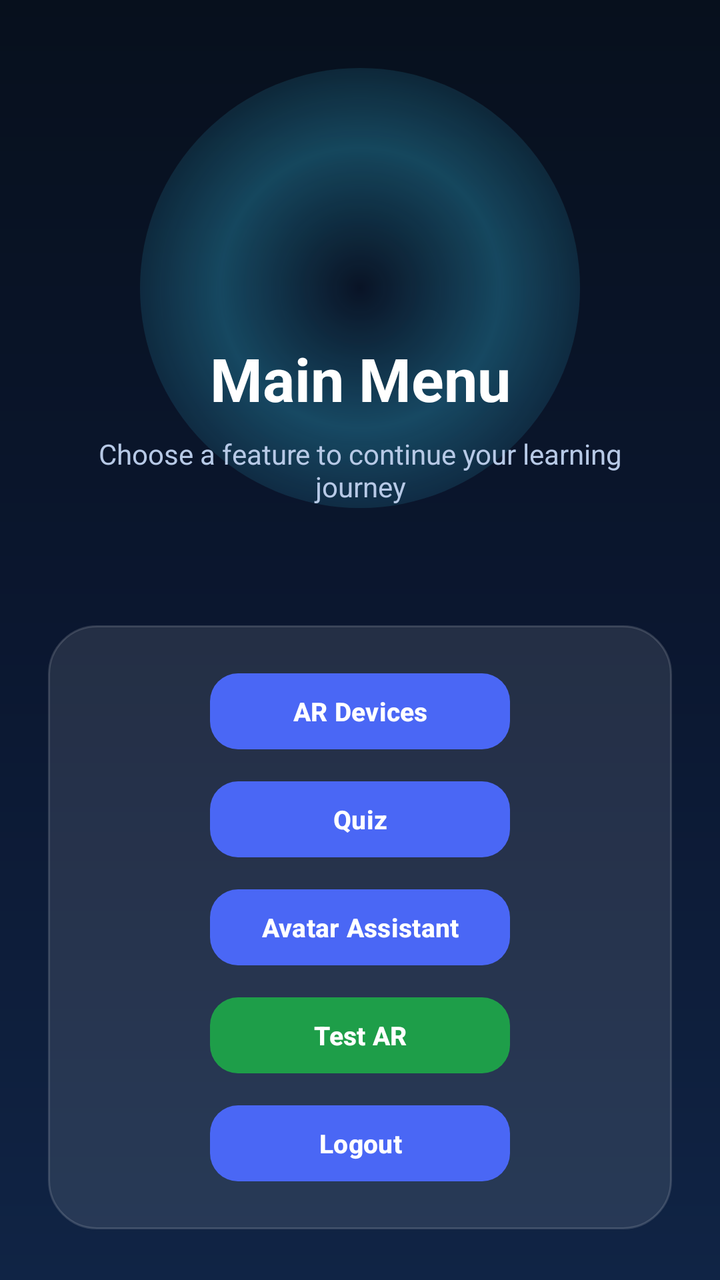
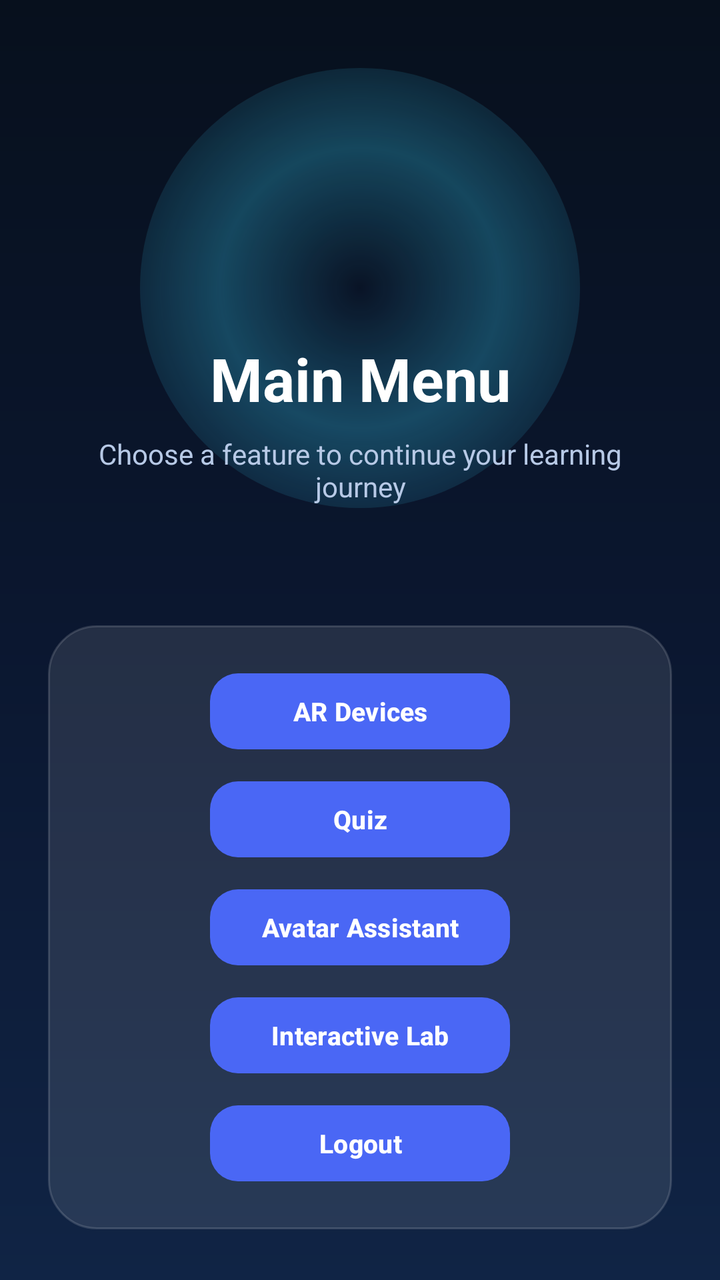

Before-and-after screenshots of an Android layout around one commit, followed by the original layout XML and the change that was made.
<!-- AndroidManifest.xml: application theme Theme.ComputerNetworkDeviceARApp -->
<!-- res/layout/activity_main_menu.xml -->
<?xml version="1.0" encoding="utf-8"?>
<RelativeLayout xmlns:android="http://schemas.android.com/apk/res/android"
    xmlns:app="http://schemas.android.com/apk/res-auto"
    android:layout_width="match_parent"
    android:layout_height="match_parent"
    android:background="@drawable/bg_main_gradient"
    android:padding="24dp">

    <View
        android:id="@+id/topGlow"
        android:layout_width="220dp"
        android:layout_height="220dp"
        android:layout_centerHorizontal="true"
        android:layout_marginTop="10dp"
        android:background="@drawable/bg_glow_circle" />

    <ImageView
        android:id="@+id/imgMenuIcon"
        android:layout_width="90dp"
        android:layout_height="90dp"
        android:layout_centerHorizontal="true"
        android:layout_marginTop="35dp"
        android:src="@mipmap/ic_launcher"
        android:scaleType="fitCenter" />

    <TextView
        android:id="@+id/tvMenuTitle"
        android:layout_width="match_parent"
        android:layout_height="wrap_content"
        android:layout_below="@id/imgMenuIcon"
        android:layout_marginTop="20dp"
        android:text="Main Menu"
        android:textAlignment="center"
        android:textColor="#FFFFFF"
        android:textSize="30sp"
        android:textStyle="bold" />

    <TextView
        android:id="@+id/tvSubtitle"
        android:layout_width="match_parent"
        android:layout_height="wrap_content"
        android:layout_below="@id/tvMenuTitle"
        android:layout_marginTop="8dp"
        android:text="Choose a feature to continue your learning journey"
        android:textAlignment="center"
        android:textColor="#B7C9E6"
        android:textSize="14sp"
        android:paddingStart="20dp"
        android:paddingEnd="20dp" />

    <LinearLayout
        android:id="@+id/menuCard"
        android:layout_width="match_parent"
        android:layout_height="wrap_content"
        android:layout_below="@id/tvSubtitle"
        android:layout_marginTop="60dp"
        android:background="@drawable/bg_info_card"
        android:gravity="center_horizontal"
        android:orientation="vertical"
        android:padding="20dp">

        <com.google.android.material.button.MaterialButton
            android:id="@+id/btnAR"
            android:layout_width="150dp"
            android:layout_height="46dp"
            android:layout_gravity="center_horizontal"
            android:text="AR Devices"
            android:textAllCaps="false"
            android:textColor="#FFFFFF"
            android:textSize="13sp"
            android:textStyle="bold"
            app:backgroundTint="#4A67F5"
            app:cornerRadius="14dp" />

        <com.google.android.material.button.MaterialButton
            android:id="@+id/btnQuiz"
            android:layout_width="150dp"
            android:layout_height="46dp"
            android:layout_gravity="center_horizontal"
            android:layout_marginTop="8dp"
            android:text="Quiz"
            android:textAllCaps="false"
            android:textColor="#FFFFFF"
            android:textSize="13sp"
            android:textStyle="bold"
            app:backgroundTint="#4A67F5"
            app:cornerRadius="14dp" />

        <com.google.android.material.button.MaterialButton
            android:id="@+id/btnAvatar"
            android:layout_width="150dp"
            android:layout_height="46dp"
            android:layout_gravity="center_horizontal"
            android:layout_marginTop="8dp"
            android:text="Avatar Assistant"
            android:textAllCaps="false"
            android:textColor="#FFFFFF"
            android:textSize="13sp"
            android:textStyle="bold"
            app:backgroundTint="#4A67F5"
            app:cornerRadius="14dp" />

        
        <com.google.android.material.button.MaterialButton
            android:id="@+id/btnTestAR"
            android:layout_width="150dp"
            android:layout_height="46dp"
            android:layout_gravity="center_horizontal"
            android:layout_marginTop="8dp"
            android:text="Test AR"
            android:textAllCaps="false"
            android:textColor="#FFFFFF"
            android:textSize="13sp"
            android:textStyle="bold"
            app:backgroundTint="#1E9E49"
            app:cornerRadius="14dp" />

        <com.google.android.material.button.MaterialButton
            android:id="@+id/btnExit"
            android:layout_width="150dp"
            android:layout_height="46dp"
            android:layout_gravity="center_horizontal"
            android:layout_marginTop="8dp"
            android:text="Logout"
            android:textAllCaps="false"
            android:textColor="#FFFFFF"
            android:textSize="13sp"
            android:textStyle="bold"
            app:backgroundTint="#4A67F5"
            app:cornerRadius="14dp" />

    </LinearLayout>

</RelativeLayout>
<!-- resources referenced by this layout -->
<resources>
  <!-- drawable bg_glow_circle (drawable) -->
  <?xml version="1.0" encoding="utf-8"?>
  <shape xmlns:android="http://schemas.android.com/apk/res/android"
      android:shape="oval">
      <gradient
          android:type="radial"
          android:gradientRadius="140dp"
          android:centerColor="#4438D6FF"
          android:endColor="#0038D6FF" />
  </shape>
  <!-- drawable bg_info_card (drawable) -->
  <?xml version="1.0" encoding="utf-8"?>
  <shape xmlns:android="http://schemas.android.com/apk/res/android">
      <solid android:color="#1AFFFFFF" />
      <corners android:radius="24dp" />
      <stroke
          android:width="1dp"
          android:color="#26FFFFFF" />
  </shape>
  <!-- drawable bg_main_gradient (drawable) -->
  <?xml version="1.0" encoding="utf-8"?>
  <shape xmlns:android="http://schemas.android.com/apk/res/android">
      <gradient
          android:angle="270"
          android:startColor="#07101D"
          android:centerColor="#0B1730"
          android:endColor="#102445" />
  </shape>
  <!-- mipmap ic_launcher (mipmap-anydpi-v26) -->
  <?xml version="1.0" encoding="utf-8"?>
  <adaptive-icon xmlns:android="http://schemas.android.com/apk/res/android">
      <background android:drawable="@drawable/ic_launcher_background"/>
      <foreground android:drawable="@mipmap/ic_launcher_foreground"/>
      <monochrome android:drawable="@mipmap/ic_launcher_foreground"/>
  </adaptive-icon>
  <style name="Theme.ComputerNetworkDeviceARApp" parent="Base.Theme.ComputerNetworkDeviceARApp" />
  <!-- drawable ic_launcher_background: vector/xml drawable (drawable, 4866 chars, omitted) -->
  <style name="Base.Theme.ComputerNetworkDeviceARApp" parent="Theme.Material3.DayNight.NoActionBar">
          
          
      </style>
</resources>

<!-- the commit's change to res/layout/activity_main_menu.xml (unified diff, before → after) -->
@@ -100,20 +100,20 @@
             app:backgroundTint="#4A67F5"
             app:cornerRadius="14dp" />
 
-        
         <com.google.android.material.button.MaterialButton
-            android:id="@+id/btnTestAR"
+            android:id="@+id/btnNetworkLab"
             android:layout_width="150dp"
             android:layout_height="46dp"
             android:layout_gravity="center_horizontal"
             android:layout_marginTop="8dp"
-            android:text="Test AR"
+            android:text="Interactive Lab"
             android:textAllCaps="false"
             android:textColor="#FFFFFF"
             android:textSize="13sp"
             android:textStyle="bold"
-            app:backgroundTint="#1E9E49"
+            app:backgroundTint="#4A67F5"
             app:cornerRadius="14dp" />
+
 
         <com.google.android.material.button.MaterialButton
             android:id="@+id/btnExit"
